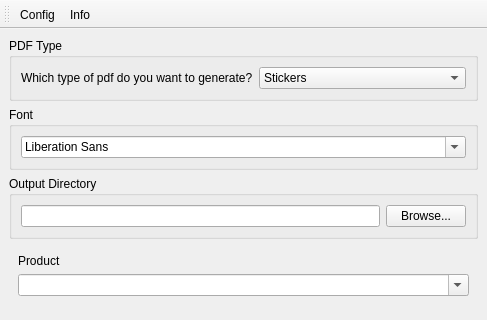
greflm13/grocycode-printpage, file ui/main.ui: the form before one commit; both pictures show x 0 to 487 and y 0 to 320 of the 487 by 600 pixel window.
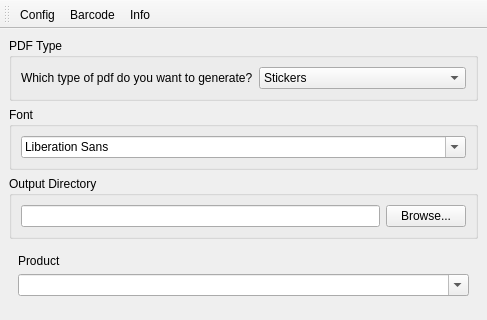
The form after the commit.

Commit message: added Barcode remover to UI

The edit to the form file:
```diff
--- a/ui/main.ui
+++ b/ui/main.ui
@@ -200,6 +200,7 @@
     <bool>false</bool>
    </attribute>
    <addaction name="actionConfig"/>
+   <addaction name="actionBarcode"/>
    <addaction name="actionInfo"/>
   </widget>
   <action name="actionConfig">
@@ -218,6 +219,17 @@
     <enum>QAction::MenuRole::AboutRole</enum>
    </property>
   </action>
+  <action name="actionBarcode">
+   <property name="text">
+    <string>Barcode</string>
+   </property>
+   <property name="toolTip">
+    <string>Barcode Amount Remover</string>
+   </property>
+   <property name="menuRole">
+    <enum>QAction::MenuRole::ApplicationSpecificRole</enum>
+   </property>
+  </action>
  </widget>
  <resources/>
  <connections/>
```
The commit also changes 11 other files.
